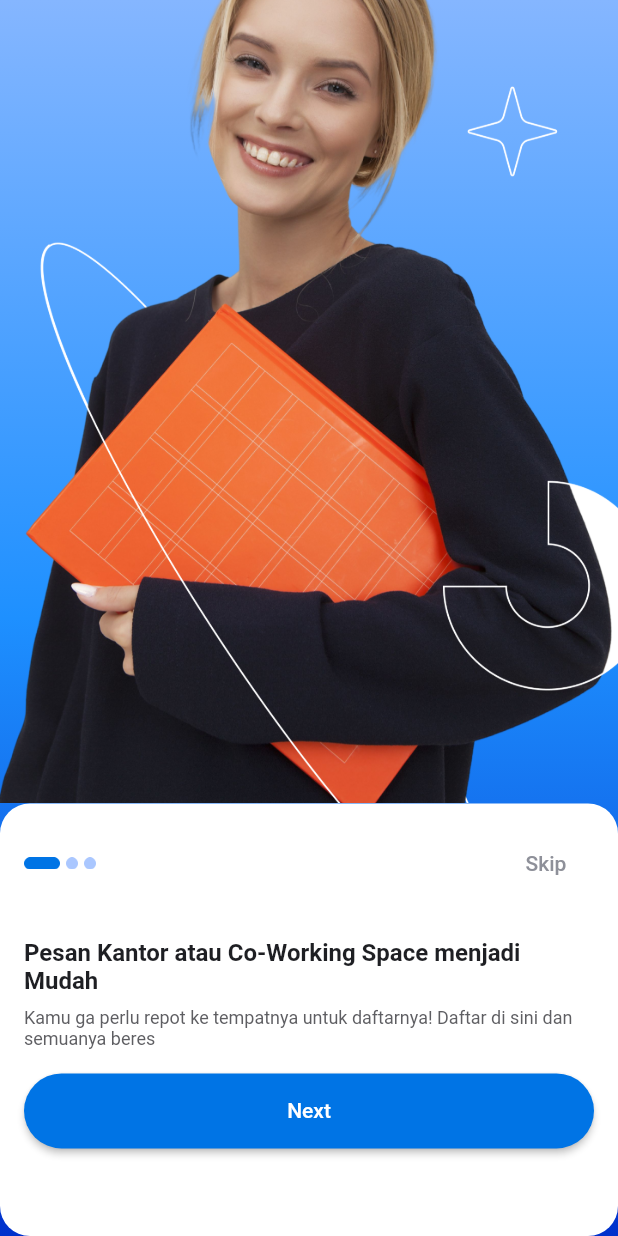
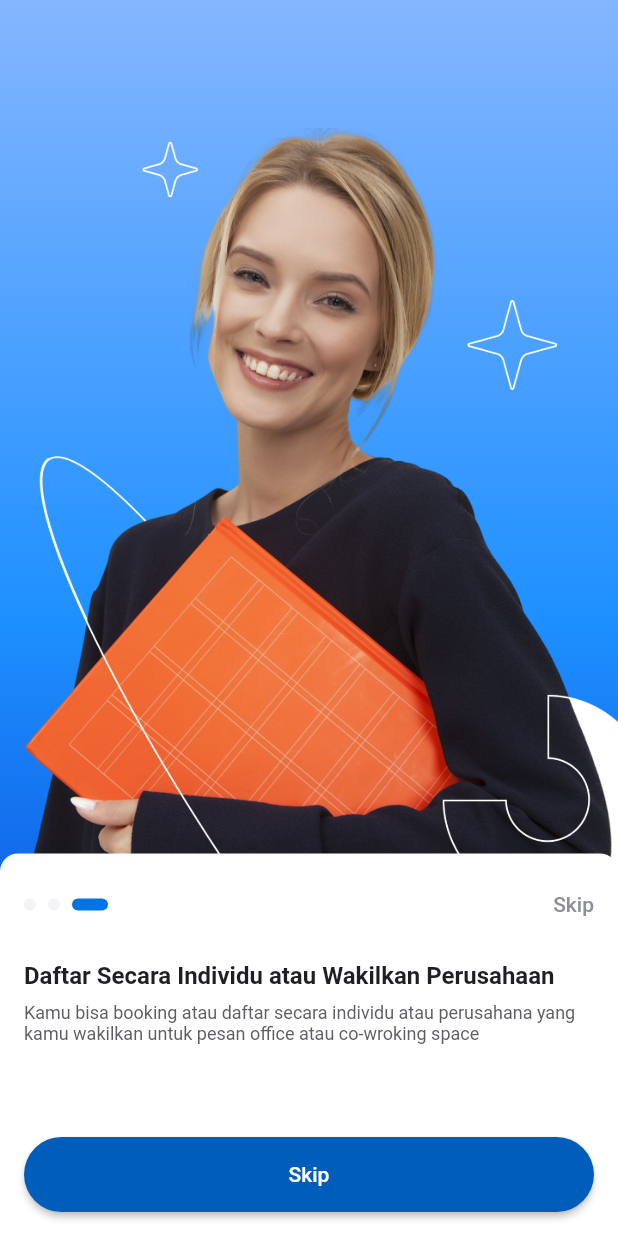
Before and after one commit to Kelompok-13-Alterra/flutter_capstone, a Flutter app: the screen it shows after launch, swiped to page 3, on a phone screen of 412 x 824 dp. Run offline on Flutter 3.47's test engine with Material 2 defaults, Android fonts, the phone set to English and light mode, and no system bars; drawn by our look-alikes of smooth_page_indicator; our stand-ins replace email_validator, flutter_rating_bar, flutter_svg, google_fonts, image_picker; project files that could hold a hidden picture were left out.

Commit message:
Fix-OnBoarding

```diff
--- a/lib/main.dart
+++ b/lib/main.dart
@@ -10,7 +10,8 @@ import 'package:flutter_capstone/screens/sign_up/sign_up_screen.dart';
 import 'package:flutter_capstone/screens/splash/boarding_screen.dart';
 import 'package:flutter_capstone/screens/splash/boarding_screen_second.dart';
 import 'package:flutter_capstone/screens/splash/boarding_screen_third.dart';
-import 'package:flutter_capstone/screens/splash/splash_screen.dart';
+// import 'package:flutter_capstone/screens/splash/splash_screen.dart';
+import 'package:flutter_capstone/screens/splash/splash/splash_screen.dart';
 import 'package:flutter_capstone/screens/detail/detail-screen.dart';
 
 void main() {
--- /dev/null
+++ b/lib/screens/splash/splash/boarding_screen.dart
@@ -0,0 +1,261 @@
+import 'package:flutter/material.dart';
+import 'package:flutter_capstone/screens/login/login_screen.dart';
+import 'package:google_fonts/google_fonts.dart';
+import 'package:smooth_page_indicator/smooth_page_indicator.dart';
+
+class OnBoardingSreen extends StatefulWidget {
+  const OnBoardingSreen({Key? key}) : super(key: key);
+
+  @override
+  State<OnBoardingSreen> createState() => _OnBoardingScreenState();
+}
+
+class _OnBoardingScreenState extends State<OnBoardingSreen> {
+  final PageController _pageControllerImg = PageController();
+  final PageController _pageControllerDescription = PageController();
+  bool isLastPage = false;
+  double _currentPage1 = 0;
+  double _currentPage2 = 0;
+
+  @override
+  void initState() {
+    super.initState();
+    _pageControllerImg.addListener(
+      () {
+        setState(
+          () {
+            _currentPage2 = _pageControllerDescription.page!;
+            isLastPage = _pageControllerImg.page!.round() ==
+                boardingData['boarding'].length - 1;
+          },
+        );
+      },
+    );
+    _pageControllerDescription.addListener(
+      () {
+        setState(
+          () {
+            _currentPage2 = _pageControllerDescription.page!;
+          },
+        );
+      },
+    );
+  }
+
+  void _nextPage() {
+    if (_pageControllerImg.page!.round() <
+        boardingData['boarding'].length - 1) {
+      _pageControllerImg.nextPage(
+        duration: const Duration(milliseconds: 300),
+        curve: Curves.ease,
+      );
+    }
+  }
+
+  void onPageChanged(int page) {
+    _currentPage1 = page.toDouble();
+    if (_pageControllerImg.page != page) {
+      _pageControllerImg.jumpToPage(page);
+    }
+    if (_pageControllerDescription.page != page) {
+      _pageControllerDescription.jumpToPage(page);
+    }
+  }
+
+  @override
+  void dispose() {
+    _pageControllerImg.dispose();
+    super.dispose();
+  }
+
+  Map<String, dynamic> boardingData = {
+    'boarding': [
+      {
+        'img': 'assets/on_boarding/illustration1.png',
+        'judul': 'Pesan Kantor atau Co-Working Space menjadi Mudah',
+        'deskripsi':
+            'Kamu ga perlu repot ke tempatnya untuk daftarnya! Daftar di sini dan semuanya beres'
+      },
+      {
+        'img': 'assets/on_boarding/illustration2.png',
+        'judul': 'Ga Harus Pake Credit Card',
+        'deskripsi':
+            'Booking ga perlu cartu credit, kamu bisa menggunakan metode pembayaran seperti e-wallet dan virtual account'
+      },
+      {
+        'img': 'assets/on_boarding/illustration3.png',
+        'judul': 'Daftar Secara Individu atau Wakilkan Perusahaan',
+        'deskripsi':
+            'Kamu bisa booking atau daftar secara individu atau perusahana yang kamu wakilkan untuk pesan office atau co-wroking space'
+      }
+    ]
+  };
+  @override
+  Widget build(BuildContext context) {
+    return Scaffold(
+      appBar: null,
+      body: Container(
+        decoration: const BoxDecoration(
+          gradient: LinearGradient(
+            begin: Alignment.topCenter,
+            end: Alignment.bottomCenter,
+            colors: [
+              Color(0xFF85B6FF),
+              Color(0xFF1E90FF),
+              Color(0xFF0031CC),
+            ],
+          ),
+        ),
+        child: Stack(
+          children: [
+            PageView.builder(
+              physics: const BouncingScrollPhysics(),
+              controller: _pageControllerImg,
+              onPageChanged: (int page) {
+                onPageChanged(page);
+              },
+              itemCount: boardingData['boarding'].length,
+              itemBuilder: (BuildContext context, int index) {
+                return Container(
+                  padding: EdgeInsets.only(top: 85),
+                  child: Align(
+                    alignment: Alignment.topCenter,
+                    child: Image.asset(boardingData['boarding'][index]['img']),
+                  ),
+                );
+              },
+            ),
+            Column(
+              mainAxisAlignment: MainAxisAlignment.end,
+              children: [
+                Container(
+                  height: 255,
+                  padding: EdgeInsets.all(16),
+                  width: double.infinity,
+                  decoration: const BoxDecoration(
+                    color: Colors.white,
+                    borderRadius: BorderRadius.only(
+                      topLeft: Radius.circular(12),
+                      topRight: Radius.circular(12),
+                    ),
+                  ),
+                  child: Column(
+                    children: [
+                      Container(
+                        padding: const EdgeInsets.symmetric(vertical: 10),
+                        child: Row(
+                          mainAxisAlignment: MainAxisAlignment.spaceBetween,
+                          children: [
+                            SmoothPageIndicator(
+                              controller: _pageControllerDescription,
+                              count: boardingData['boarding'].length,
+                              effect: const ExpandingDotsEffect(
+                                activeDotColor: Color(0xFF0074E5),
+                                dotColor: Color(0xFFF4F3F7),
+                                dotHeight: 8,
+                                dotWidth: 8,
+                              ),
+                            ),
+                            GestureDetector(
+                              onTap: () {
+                                Navigator.pushReplacement(
+                                  context,
+                                  MaterialPageRoute(
+                                      builder: (context) =>
+                                          const LoginScreen()),
+                                );
+                              },
+                              child: Text(
+                                'Skip',
+                                style: GoogleFonts.roboto(
+                                  color: const Color(0xFF8E9099),
+                                  fontWeight: FontWeight.w500,
+                                  fontSize: 14,
+                                ),
+                              ),
+                            ),
+                          ],
+                        ),
+                      ),
+                      const SizedBox(
+                        height: 20,
+                      ),
+                      Expanded(
+                        child: PageView.builder(
+                          physics: const BouncingScrollPhysics(),
+                          onPageChanged: (int page) {
+                            onPageChanged(page);
+                          },
+                          controller: _pageControllerDescription,
+                          itemCount: boardingData['boarding'].length,
+                          itemBuilder: (BuildContext context, int index) {
+                            return Container(
+                              child: Column(
+                                crossAxisAlignment: CrossAxisAlignment.start,
+                                children: [
+                                  Text(
+                                    boardingData['boarding'][index]['judul'],
+                                    style: GoogleFonts.roboto(
+                                      fontWeight: FontWeight.w600,
+                                      fontSize: 16,
+                                      color: const Color(0xFF1E1F23),
+                                    ),
+                                  ),
+                                  const SizedBox(
+                                    height: 8,
+                                  ),
+                                  Text(
+                                    boardingData['boarding'][index]
+                                        ['deskripsi'],
+                                    style: GoogleFonts.roboto(
+                                      fontWeight: FontWeight.w400,
+                                      fontSize: 12,
+                                      color: const Color(0xFF5E5E62),
+                                    ),
+                                  ),
+                                ],
+                              ),
+                            );
+                          },
+                        ),
+                      ),
+                      FractionallySizedBox(
+                        widthFactor: 1.0,
+                        child: SizedBox(
+                          height: 50,
+                          child: ElevatedButton(
+                            onPressed: () {
+                              if (isLastPage) {
+                                Navigator.pushReplacement(
+                                  context,
+                                  MaterialPageRoute(
+                                      builder: (context) =>
+                                          const LoginScreen()),
+                                );
+                              } else {
+                                _nextPage();
+                              }
+                            },
+                            style: ElevatedButton.styleFrom(
+                              backgroundColor: const Color(0xFF005DB9),
+                              shape: RoundedRectangleBorder(
+                                borderRadius: BorderRadius.circular(100),
+                              ),
+                            ),
+                            child: Text(
+                              isLastPage ? 'Skip' : 'Next',
+                            ),
+                          ),
+                        ),
+                      )
+                    ],
+                  ),
+                ),
+              ],
+            )
+          ],
+        ),
+      ),
+    );
+  }
+}
--- a/pubspec.yaml
+++ b/pubspec.yaml
@@ -81,6 +81,9 @@ flutter:
     - assets/icon-botton-navigation-bar/apps-rectangle-selected.svg
     - assets/img/
     - assets/on_boarding/
+    - assets/on_boarding/illustration1.png
+    - assets/on_boarding/illustration2.png
+    - assets/on_boarding/illustration3.png
     - assets/progress_indicator/
     - assets/image/Avatar.png
     - assets/image/meeting_room.png
```
Also changed, not shown: lib/screens/splash/splash/splash_screen.dart (added, +71 -0 lines), assets/on_boarding/illustration1.png, assets/on_boarding/illustration3.png, lib/screens/edit_profile/editprofile.dart (added).
